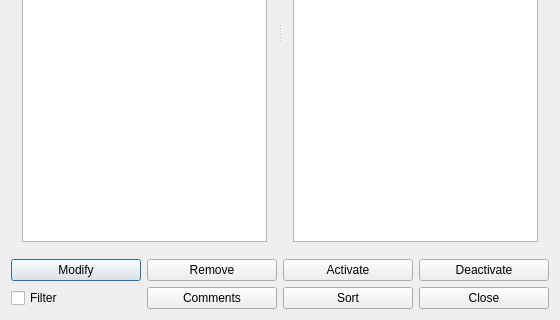
First picture: the form in src/interface/alltimeconstraintsform_template.ui, repository karandit/fet, before the edit; both pictures show x 0 to 560 and y 200 to 520 of the 560 by 520 pixel window.
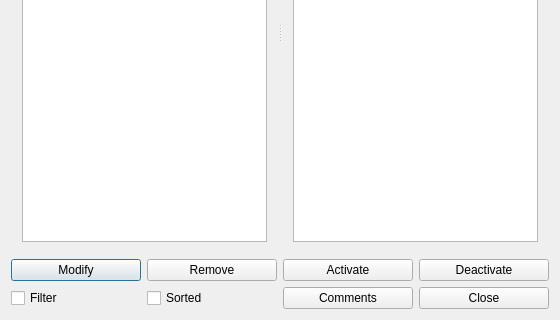
Second picture: the form after the edit.

Diff of the .ui file:
```diff
--- a/src/interface/alltimeconstraintsform_template.ui
+++ b/src/interface/alltimeconstraintsform_template.ui
@@ -68,7 +68,7 @@
     </widget>
    </item>
    <item row="1" column="0">
-    <layout class="QHBoxLayout" name="horizontalLayout_2">
+    <layout class="QHBoxLayout" name="horizontalLayout">
      <item>
       <widget class="QPushButton" name="modifyConstraintPushButton">
        <property name="text">
@@ -100,7 +100,7 @@
     </layout>
    </item>
    <item row="2" column="0">
-    <layout class="QHBoxLayout" name="horizontalLayout">
+    <layout class="QHBoxLayout" name="horizontalLayout_2">
      <item>
       <widget class="QCheckBox" name="filterCheckBox">
        <property name="text">
@@ -108,6 +108,13 @@
        </property>
       </widget>
      </item>
+     <item>
+      <widget class="QCheckBox" name="sortedCheckBox">
+       <property name="text">
+        <string comment="It refers to time constraints">Sorted</string>
+       </property>
+      </widget>
+     </item>
      <item>
       <widget class="QPushButton" name="commentsPushButton">
        <property name="text">
@@ -115,13 +122,6 @@
        </property>
       </widget>
      </item>
-     <item>
-      <widget class="QPushButton" name="sortByCommentsPushButton">
-       <property name="text">
-        <string>Sort</string>
-       </property>
-      </widget>
-     </item>
      <item>
       <widget class="QPushButton" name="closePushButton">
        <property name="text">
```
